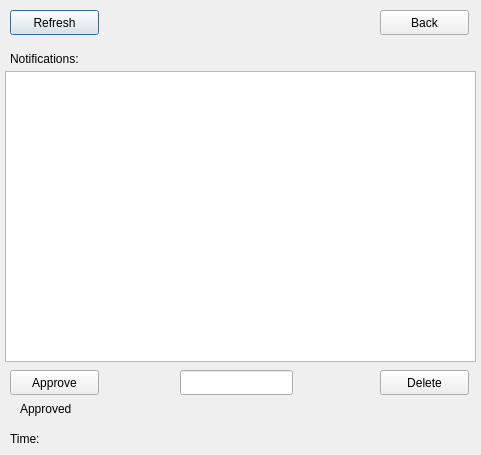
The window that GUIFiles/notifications.ui (SammySamer/Distributed-System-Image-Sharing-Platform) describes before a commit, drawn with Qt 5.
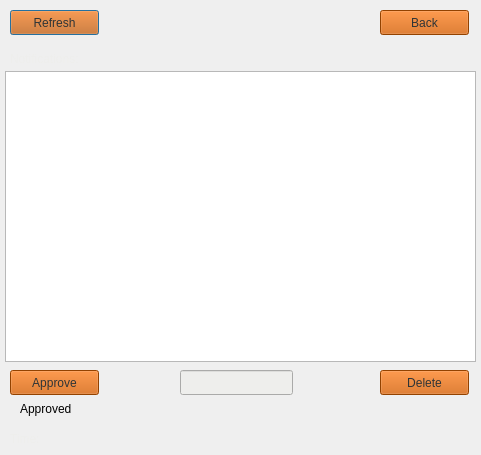
The same window after the commit.

Patch:
```diff
--- a/GUIFiles/notifications.ui
+++ b/GUIFiles/notifications.ui
@@ -22,6 +22,13 @@
      <height>25</height>
     </rect>
    </property>
+   <property name="cursor">
+    <cursorShape>PointingHandCursor</cursorShape>
+   </property>
+   <property name="styleSheet">
+    <string notr="true">background-color: rgb(206, 92, 0);
+color: rgb(46, 52, 54);</string>
+   </property>
    <property name="text">
     <string>Refresh</string>
    </property>
@@ -35,6 +42,13 @@
      <height>25</height>
     </rect>
    </property>
+   <property name="cursor">
+    <cursorShape>PointingHandCursor</cursorShape>
+   </property>
+   <property name="styleSheet">
+    <string notr="true">background-color: rgb(206, 92, 0);
+color: rgb(46, 52, 54);</string>
+   </property>
    <property name="text">
     <string>Back</string>
    </property>
@@ -48,6 +62,13 @@
      <height>25</height>
     </rect>
    </property>
+   <property name="cursor">
+    <cursorShape>PointingHandCursor</cursorShape>
+   </property>
+   <property name="styleSheet">
+    <string notr="true">background-color: rgb(206, 92, 0);
+color: rgb(46, 52, 54);</string>
+   </property>
    <property name="text">
     <string>Approve</string>
    </property>
@@ -61,6 +82,13 @@
      <height>25</height>
     </rect>
    </property>
+   <property name="cursor">
+    <cursorShape>PointingHandCursor</cursorShape>
+   </property>
+   <property name="styleSheet">
+    <string notr="true">background-color: rgb(206, 92, 0);
+color: rgb(46, 52, 54);</string>
+   </property>
    <property name="text">
     <string>Delete</string>
    </property>
@@ -87,6 +115,9 @@
      <height>17</height>
     </rect>
    </property>
+   <property name="styleSheet">
+    <string notr="true">color: rgb(238, 238, 236);</string>
+   </property>
    <property name="text">
     <string>Time:</string>
    </property>
@@ -100,6 +131,9 @@
      <height>17</height>
     </rect>
    </property>
+   <property name="styleSheet">
+    <string notr="true">color: rgb(238, 238, 236);</string>
+   </property>
    <property name="text">
     <string>Notifications:</string>
    </property>
@@ -123,6 +157,10 @@
      <height>25</height>
     </rect>
    </property>
+   <property name="styleSheet">
+    <string notr="true">background-color: rgb(238, 238, 236);
+color: rgb(46, 52, 54);</string>
+   </property>
   </widget>
  </widget>
  <resources/>
```
